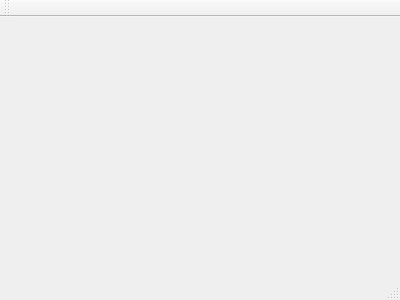
Before: the Qt Designer form PointCloud2Blender/mainwindow.ui in GSORF/PointCloud2Blender, drawn with Qt 5.
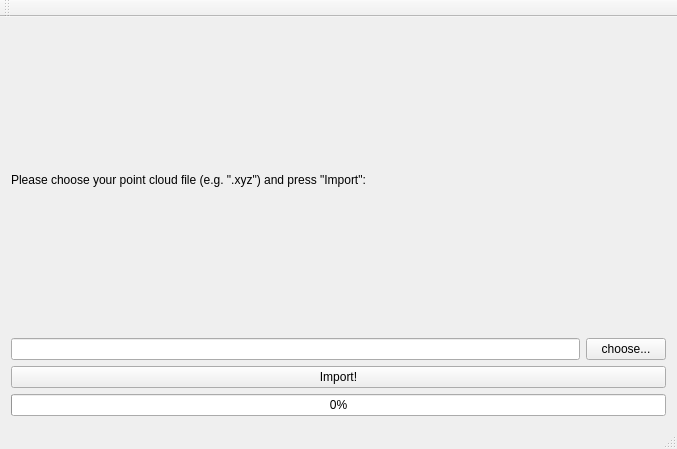
After: the same form once the commit is applied.

Commit message: First draft of ui for importing the point cloud

Diff of the .ui file:
```diff
--- a/PointCloud2Blender/mainwindow.ui
+++ b/PointCloud2Blender/mainwindow.ui
@@ -1,24 +1,87 @@
 <ui version="4.0">
  <class>MainWindow</class>
- <widget class="QMainWindow" name="MainWindow" >
-  <property name="geometry" >
+ <widget class="QMainWindow" name="MainWindow">
+  <property name="geometry">
    <rect>
     <x>0</x>
     <y>0</y>
-    <width>400</width>
-    <height>300</height>
+    <width>677</width>
+    <height>449</height>
    </rect>
   </property>
   <property name="windowTitle" >
    <string>MainWindow</string>
   </property>
-  <widget class="QMenuBar" name="menuBar" />
-  <widget class="QToolBar" name="mainToolBar" />
-  <widget class="QWidget" name="centralWidget" />
-  <widget class="QStatusBar" name="statusBar" />
+  <widget class="QWidget" name="centralWidget">
+   <property name="maximumSize">
+    <size>
+     <width>677</width>
+     <height>16777215</height>
+    </size>
+   </property>
+   <layout class="QVBoxLayout" name="verticalLayout_2">
+    <item>
+     <layout class="QVBoxLayout" name="verticalLayout">
+      <item>
+       <widget class="QLabel" name="label">
+        <property name="text">
+         <string>Please choose your point cloud file (e.g. &quot;.xyz&quot;) and press &quot;Import&quot;:</string>
+        </property>
+       </widget>
+      </item>
+      <item>
+       <layout class="QHBoxLayout" name="horizontalLayout">
+        <item>
+         <widget class="QLineEdit" name="lineEdit"/>
+        </item>
+        <item>
+         <widget class="QPushButton" name="pushButton">
+          <property name="text">
+           <string>choose...</string>
+          </property>
+         </widget>
+        </item>
+       </layout>
+      </item>
+      <item>
+       <widget class="QPushButton" name="pushButton_2">
+        <property name="text">
+         <string>Import!</string>
+        </property>
+       </widget>
+      </item>
+      <item>
+       <widget class="QProgressBar" name="progressBar">
+        <property name="value">
+         <number>0</number>
+        </property>
+       </widget>
+      </item>
+     </layout>
+    </item>
+   </layout>
+  </widget>
+  <widget class="QMenuBar" name="menuBar">
+   <property name="geometry">
+    <rect>
+     <x>0</x>
+     <y>0</y>
+     <width>677</width>
+     <height>25</height>
+    </rect>
+   </property>
+  </widget>
+  <widget class="QToolBar" name="mainToolBar">
+   <attribute name="toolBarArea">
+    <enum>TopToolBarArea</enum>
+   </attribute>
+   <attribute name="toolBarBreak">
+    <bool>false</bool>
+   </attribute>
+  </widget>
+  <widget class="QStatusBar" name="statusBar"/>
  </widget>
- <layoutDefault spacing="6" margin="11" />
- <pixmapfunction></pixmapfunction>
+ <layoutdefault spacing="6" margin="11"/>
  <resources/>
  <connections/>
 </ui>
```
Left out of the diff: 5 changed lines with no effect on the pictures.
